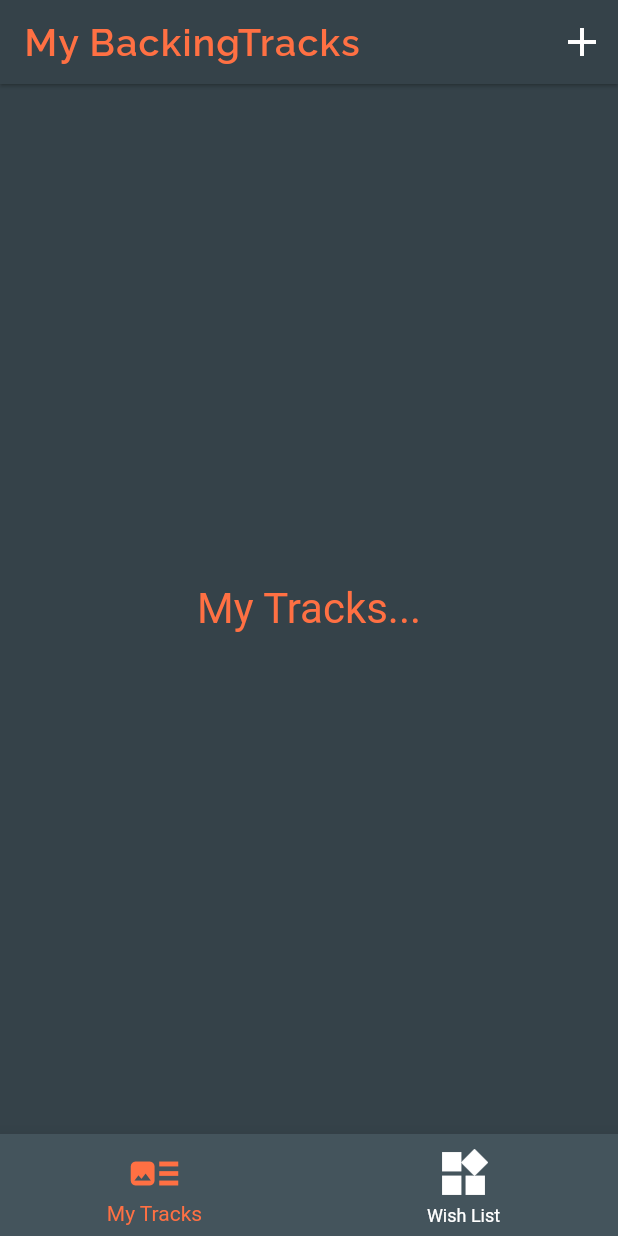
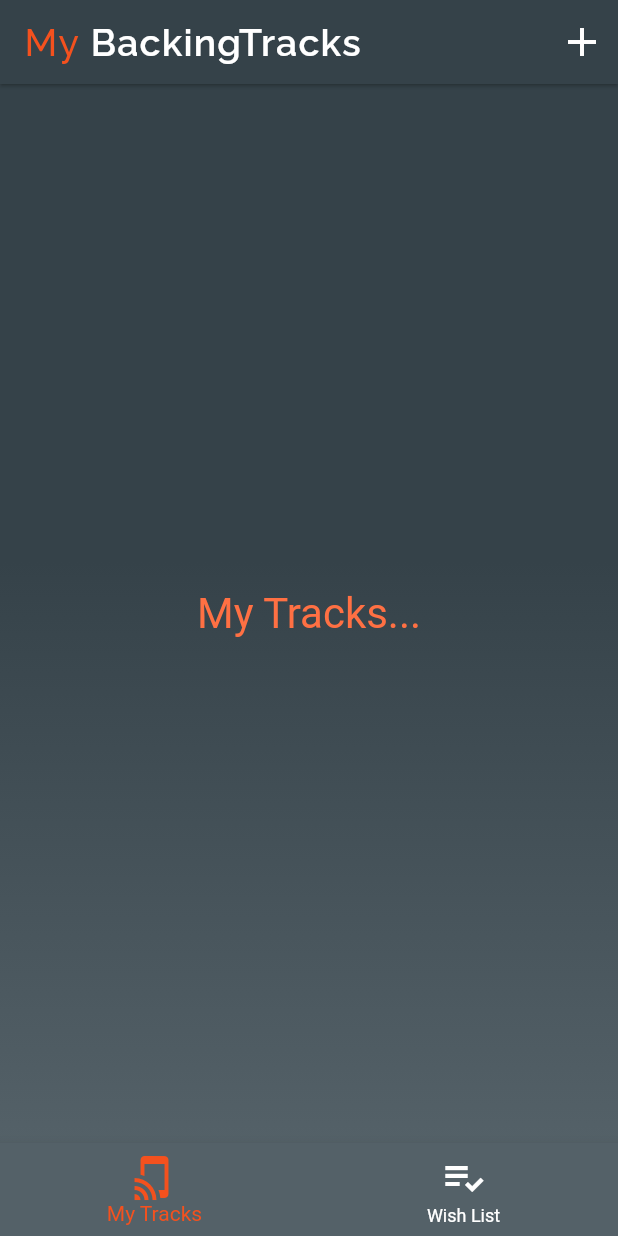
Before and after one commit to gshockv/myBackingTracks, a Flutter app: the screen it shows after launch, on a phone screen of 412 x 824 dp. Run offline on Flutter 3.47's test engine with Material 2 defaults, Android fonts, the phone set to English and light mode, and no system bars; our stand-ins replace google_fonts.

Commit message:
dark UI skeleton

```diff
--- a/lib/main.dart
+++ b/lib/main.dart
@@ -1,18 +1,38 @@
 import 'package:flutter/material.dart';
-import 'package:mybackingtracks/ui/home_screen.dart';
+import 'package:flutter/services.dart';
+
+import 'ui/home_screen.dart';
+import 'ui/utils/app_colors.dart';
 
 void main() => runApp(MyApp());
 
 class MyApp extends StatelessWidget {
   @override
   Widget build(BuildContext context) {
+
+    SystemChrome.setPreferredOrientations([
+      DeviceOrientation.portraitUp,
+      DeviceOrientation.portraitDown
+    ]);
+
+    SystemChrome.setSystemUIOverlayStyle(
+      SystemUiOverlayStyle(
+        statusBarColor: Color(AppColors.primaryDarkColor)
+      )
+    );
+
     return MaterialApp(
-      title: 'Flutter Demo',
+      title: 'My BackingTracks',
+      debugShowCheckedModeBanner: false,
 
-      theme: ThemeData(
-        primarySwatch: Colors.deepPurple,
+      theme: ThemeData.dark(),
+
+      // theme: ThemeData(
+      //   primarySwatch: Colors.deepPurple,
+      // ),
+      home: SafeArea(
+          child: HomeScreen()
       ),
-      home: HomeScreen(),
     );
   }
 }
--- a/lib/ui/home_screen.dart
+++ b/lib/ui/home_screen.dart
@@ -1,9 +1,11 @@
 import 'package:flutter/material.dart';
 import 'package:google_fonts/google_fonts.dart';
 import 'package:mybackingtracks/ui/add_record_widget.dart';
-import 'package:mybackingtracks/ui/app_colors.dart';
 import 'package:mybackingtracks/ui/tracks/my_tracks_list_screen.dart';
 import 'package:mybackingtracks/ui/wishlist/wish_list_screen.dart';
+
+import 'utils/ui_utils.dart';
+import 'utils/app_colors.dart';
 
 class HomeScreen extends StatefulWidget {
   @override
@@ -25,8 +27,8 @@ class _HomeScreenState extends State<HomeScreen> {
     return Scaffold(
       appBar: _createAppBar(),
       body: Container(
-        color: Color(AppColors.primaryDarkColor),
-        //decoration: _createGradientWindowBackground(),
+        //color: Color(AppColors.primaryDarkColor),
+        decoration: UiUtils.createDarkGradientBackground(),
         child: Center(
           child: _pages[_selectedPageIndex],
         ),
@@ -39,16 +41,31 @@ class _HomeScreenState extends State<HomeScreen> {
     return AppBar(
       elevation: 1,
       backgroundColor: Color(AppColors.primaryDarkColor),
-      title: Text(
-        "My BackingTracks",
+      title: RichText(
+        text: TextSpan(
+          text: "My",
           style: GoogleFonts.raleway(
               fontSize: 25,
-          // fontStyle: FontStyle.italic,
+              //fontStyle: FontStyle.italic,
               //color: Color(AppColors.appBarPrimaryColor),
-          color: Colors.deepOrange[400],
+              color: Colors.deepOrange[600],
+              fontWeight: FontWeight.w500,
+              letterSpacing: 0.8
+          ),
+          children: [
+            TextSpan(
+              text: " BackingTracks",
+              style: GoogleFonts.raleway(
+                  fontSize: 25,
+                  //fontStyle: FontStyle.italic,
+                  //color: Color(AppColors.appBarPrimaryColor),
+                  color: Colors.white,
                   fontWeight: FontWeight.w600,
                   letterSpacing: 0.8
               ),
+            )
+          ]
+        )
       ),
       actions: <Widget>[
         IconButton(
@@ -63,36 +80,23 @@ class _HomeScreenState extends State<HomeScreen> {
     );
   }
 
-  Decoration _createGradientWindowBackground() {
-    return BoxDecoration(
-      gradient: LinearGradient(
-        begin: Alignment.topCenter,
-        end: Alignment.bottomCenter,
-        stops: [0.5, 1.0],
-        colors: [
-          Color(AppColors.primaryDarkColor),
-          Color(AppColors.primaryLightColor)
-        ]
-      )
-    );
-  }
-
   Widget _createBottomNavigationBar() {
     return BottomNavigationBar(
       currentIndex: _selectedPageIndex,
 
       backgroundColor: Color(AppColors.primaryLightColor),
-      selectedItemColor: Colors.deepOrange[400],
+      selectedItemColor: Colors.deepOrange[600],
       unselectedItemColor: Colors.white,
-      iconSize: 38,
-      elevation: 12,
+
+      iconSize: 32,
+      //elevation: 12,
       items: [
         BottomNavigationBarItem(
-          icon: Icon(Icons.art_track),
+          icon: Icon(Icons.tap_and_play),
           title: Text("My Tracks")
         ),
         BottomNavigationBarItem(
-          icon: Icon(Icons.widgets),
+          icon: Icon(Icons.playlist_add_check),
           title: Text("Wish List")
         )
       ],
--- a/lib/ui/app_colors.dart
+++ b/lib/ui/utils/app_colors.dart
@@ -1,6 +1,6 @@
 class AppColors {
   static int primaryDarkColor = 0xFF354249;
-  static int primaryLightColor = 0xFF44545C;
+  static int primaryLightColor = 0xFF546168;
 
   static int appBarPrimaryColor = 0xFFffffff;
   static int appBarActionColor = 0xFFffffff;
--- /dev/null
+++ b/lib/ui/utils/ui_utils.dart
@@ -0,0 +1,19 @@
+import 'package:flutter/material.dart';
+
+import 'app_colors.dart';
+
+class UiUtils {
+  static Decoration createDarkGradientBackground() {
+    return BoxDecoration(
+      gradient: LinearGradient(
+        begin: Alignment.topCenter,
+        end: Alignment.bottomCenter,
+        stops: [0.45, 1.0],
+        colors: [
+          Color(AppColors.primaryDarkColor),
+          Color(AppColors.primaryLightColor)
+        ]
+      )
+    );
+  }
+}
```
Lines whose indentation alone changed are shown as unchanged.
